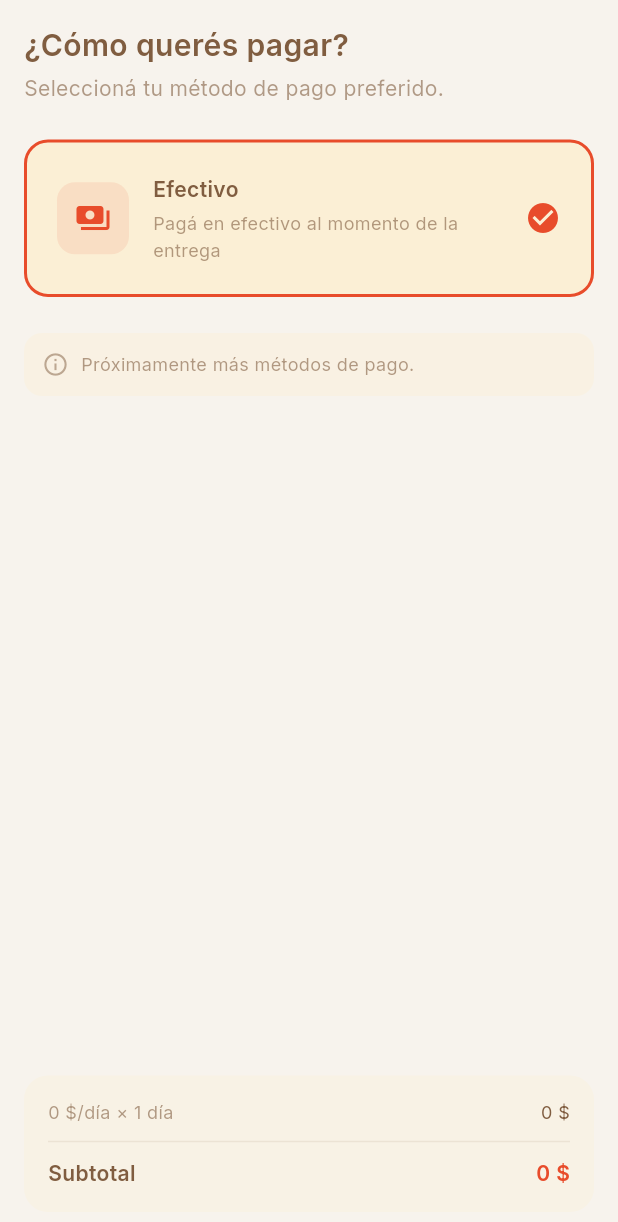
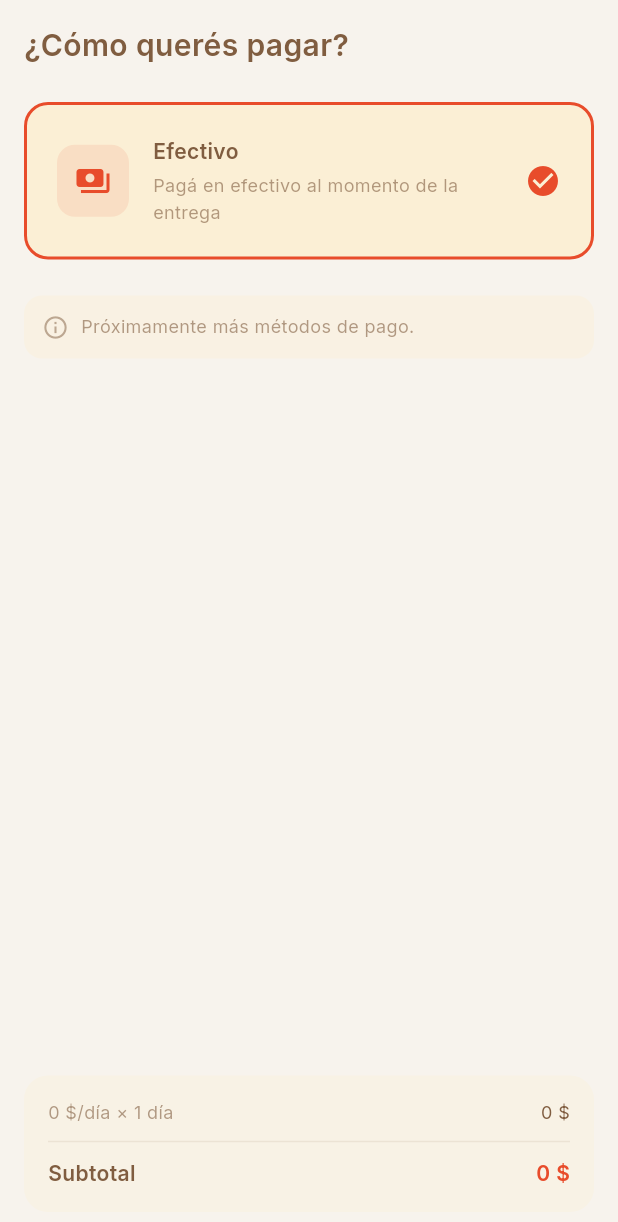
Before and after one commit to francoribarov/demo-th, a Flutter app: the CheckoutPaymentStep widget shown alone on an empty page, opened directly with empty values, on a phone screen of 412 x 824 dp. Shown: the top 1222 px of the screen. Run offline on Flutter 3.47's test engine with Material 3 defaults, Android fonts, the phone set to English and light mode, and no system bars; our stand-ins replace bloc, cached_network_image, dartz, dio, flutter_bloc, freezed_annotation and 7 more; accounts and stored records are empty; generated files the repository leaves out were written again; network calls fail; project files that could hold a hidden picture were left out.

Commit message:
Clarify checkout copy: format dates, trim subtitles, warm success
- _DateButton: format ISO dates as '14 mar' via DateFormatter.formatShortDate
  instead of showing raw '2026-03-14'. Also adds visual selected state
  (cream background, rust border/icons) for clearer affordance.
- Remove redundant subtitles from payment and delivery steps —
  the question headings are self-explanatory.
- Success view: tighten copy from 'El propietario deberá aceptarla'
  (deflating) to 'Te avisamos apenas lo confirme' (concise, forward).

Co-authored-by: Franco Ribarov <francoribarov@users.noreply.github.com>

```diff
--- a/lib/core/utils/formatters.dart
+++ b/lib/core/utils/formatters.dart
@@ -38,6 +38,11 @@ class DateFormatter {
     } on Exception catch (_) {
       return '$from - $to';
     }
+  }
+
+  /// Formats a date for compact display (e.g., "14 mar").
+  static String formatShortDate(DateTime date) {
+    return _shortDateFormat.format(date);
   }
 
   /// Formats a date for display (e.g., "lunes 4 de noviembre").
--- a/lib/presentation/pages/rental/steps/checkout_payment_step.dart
+++ b/lib/presentation/pages/rental/steps/checkout_payment_step.dart
@@ -45,19 +45,6 @@ class CheckoutPaymentStep extends StatelessWidget {
                           .headlineMedium,
                     ),
                     const SizedBox(
-                      height: AppTheme.spacingXs,
-                    ),
-                    Text(
-                      'Seleccioná tu método de '
-                      'pago preferido.',
-                      style: AppTypography
-                          .bodyMedium
-                          .copyWith(
-                        color: AppColors.gameBrown
-                            .withOpacityValue(0.6),
-                      ),
-                    ),
-                    const SizedBox(
                       height: AppTheme.spacing2xl,
                     ),
                     PaymentMethodCard(
```
Also changed, not shown: lib/presentation/pages/rental/steps/checkout_delivery_step.dart (+0 -13 lines), lib/presentation/widgets/rental/availability_date_selector.dart (+57 -14 lines), lib/presentation/widgets/rental/rental_success_view.dart (+3 -5 lines).
